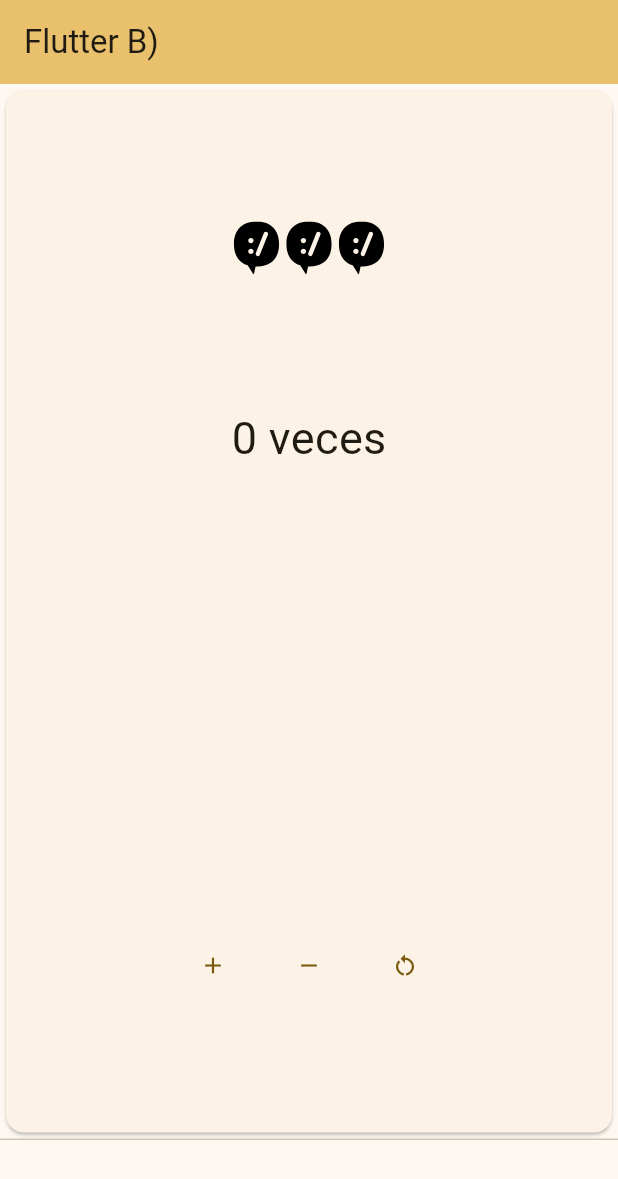
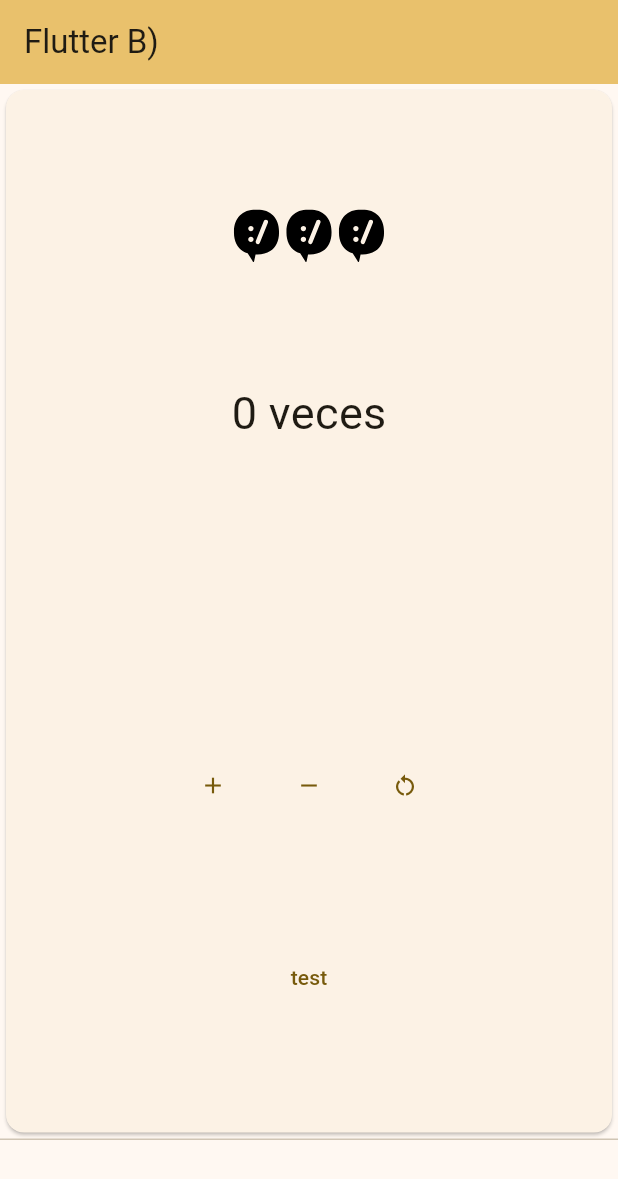
Before and after one commit to Kurosaki-Yuki/flutter_application_2, a Flutter app: the screen it shows after launch, on a phone screen of 412 x 824 dp. Shown: the top 1179 px of the screen. Run offline on Flutter 3.47's test engine with Material 3 defaults, Android fonts, the phone set to English and light mode, and no system bars; our stand-ins replace flutter_svg.

Commit message:
first commit

```diff
--- a/lib/pages/my_home_page.dart
+++ b/lib/pages/my_home_page.dart
@@ -1,5 +1,6 @@
 import 'package:flutter/material.dart';
 import 'package:flutter_svg/flutter_svg.dart';
+import 'test.dart';
 
 const String assetName = 'assets/icons/devrant_icon.svg';
 const String smileyName = 'assets/icons/smiley_icon.svg';
@@ -60,6 +61,13 @@ class _MyHomePageState extends State<MyHomePage> {
     }
   }
 
+  void newScreen() {
+  Navigator.push(
+    context,
+    MaterialPageRoute(builder: (context) => const test()),
+  );
+}
+
   @override
   Widget build(BuildContext context) {
     return Scaffold(
@@ -110,15 +118,18 @@ class _MyHomePageState extends State<MyHomePage> {
                 _victory,
                 style: const TextStyle(fontSize: 30),
               ),
-              const Row(
-                crossAxisAlignment: CrossAxisAlignment.end,
-              ),
               Row(
                 mainAxisAlignment: MainAxisAlignment.center,
                 children:[
                   TextButton(onPressed: _incrementCounter, child: Icon(Icons.add)),
                   TextButton(onPressed: _decrementCounter, child: Icon(Icons.remove)),
                   TextButton(onPressed: _restartCounter, child: Icon(Icons.restart_alt))
+                ]
+              ),
+              Row(
+                mainAxisAlignment: MainAxisAlignment.center,
+                children:[
+                  TextButton(onPressed: newScreen, child: const Text('test'))
                 ]
               ),
             ],
--- /dev/null
+++ b/lib/pages/test.dart
@@ -0,0 +1,36 @@
+import 'package:flutter/material.dart';
+import 'my_home_page.dart';
+
+
+
+class test extends StatefulWidget {
+  const test({super.key});
+
+  @override
+  State<test> createState() => _test();
+}
+
+class _test extends State<test>{
+
+  void newScreen() {
+    Navigator.pop(context);
+  }
+
+  @override
+  Widget build(BuildContext context) {
+    return Scaffold(
+      body: Center(
+        child: Card(
+          child: Column(
+            mainAxisAlignment: MainAxisAlignment.center,
+            children: <Widget>[
+              TextButton(onPressed: newScreen, child: const Text('volver'))
+            ],
+          ),
+        ),
+      )
+
+    );
+  }
+
+}
```
